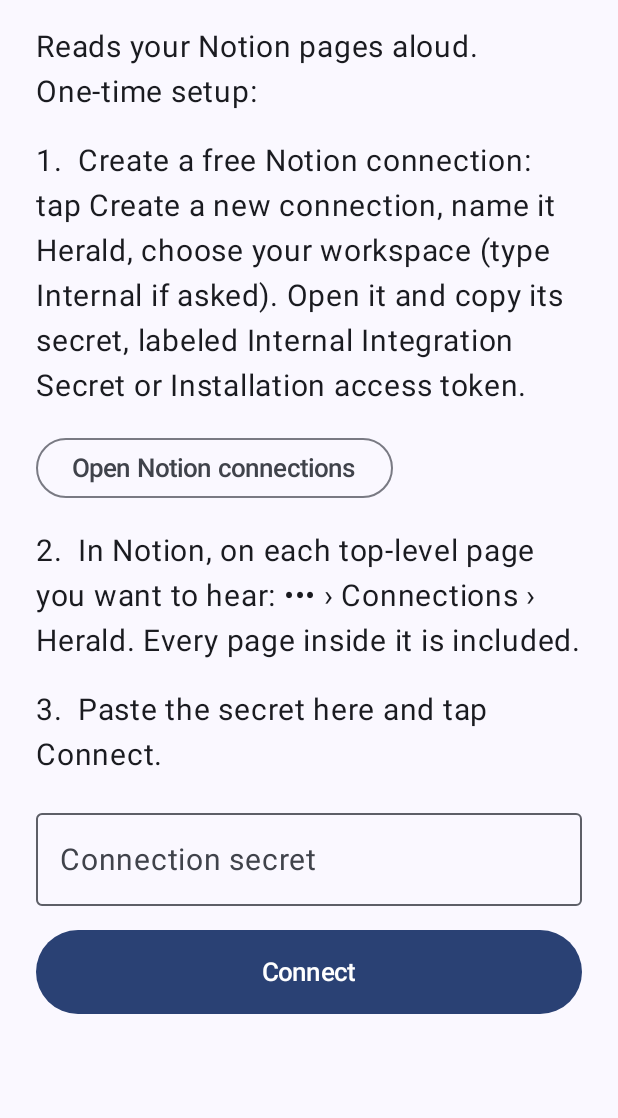
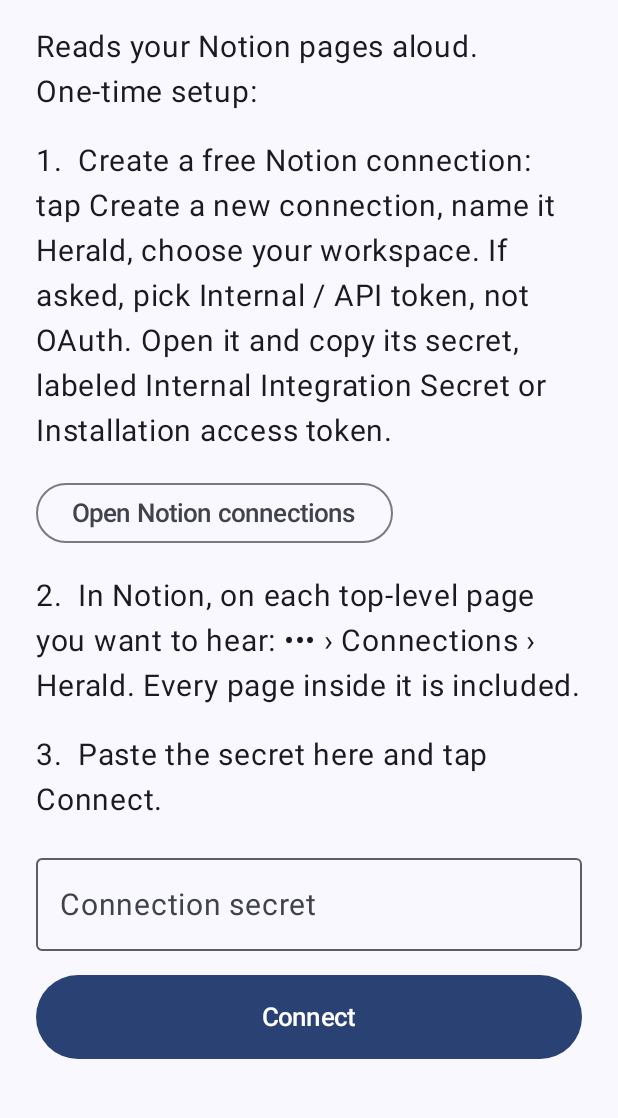
Before and after one commit to guilnunes/Herald, an Android app built with Jetpack Compose: the screen it shows after launch (MainActivity), on a phone screen of 412 x 824 dp, the part 102-1220 px from its top. Run offline under Robolectric (Android 15) with nearby library versions, the phone set to English and light mode, and no system bars; pictures from the network do not load.

Commit message:
Setup text: choose API token, not OAuth
Co-Authored-By: Claude Opus 5.5 <noreply@anthropic.com>
Claude-Session: https://claude.ai/code/session_018BoS4kYWPAhaznmTv3m7g3

```diff
--- a/app/src/main/java/com/guilnunes/herald/ui/SetupScreen.kt
+++ b/app/src/main/java/com/guilnunes/herald/ui/SetupScreen.kt
@@ -46,7 +46,7 @@ fun SetupScreen(vm: MainViewModel) {
         ) {
             Text("Herald", style = MaterialTheme.typography.displaySmall, fontWeight = FontWeight.Bold)
             Text("Reads your Notion pages aloud. One-time setup:", style = MaterialTheme.typography.bodyLarge)
-            Step("1", "Create a free Notion connection: tap Create a new connection, name it Herald, choose your workspace (type Internal if asked). Open it and copy its secret, labeled Internal Integration Secret or Installation access token.")
+            Step("1", "Create a free Notion connection: tap Create a new connection, name it Herald, choose your workspace. If asked, pick Internal / API token, not OAuth. Open it and copy its secret, labeled Internal Integration Secret or Installation access token.")
             OutlinedButton(onClick = {
                 ctx.startActivity(Intent(Intent.ACTION_VIEW, Uri.parse("https://www.notion.so/profile/integrations")))
             }) { Text("Open Notion connections") }
```
Also changed, not shown: 1 other file.
